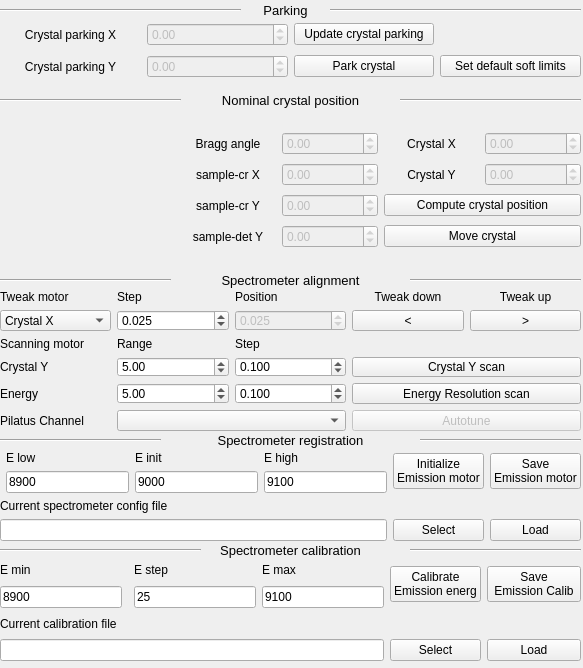
Old version of the form isstools/ui/ui_johann_spectrometer.ui in the repository NSLS-II-ISS/isstools.
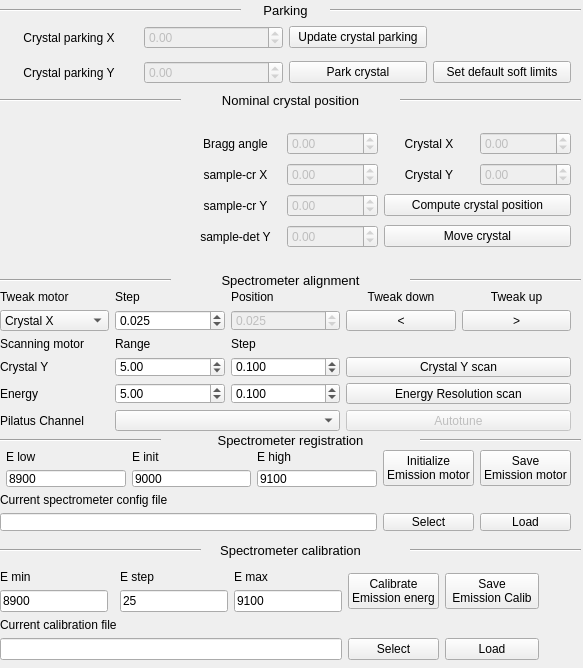
New version of the form.

What changed in the file:
```diff
--- a/isstools/ui/ui_johann_spectrometer.ui
+++ b/isstools/ui/ui_johann_spectrometer.ui
@@ -80,8 +80,8 @@
     <rect>
      <x>0</x>
      <y>20</y>
-     <width>581</width>
-     <height>61</height>
+     <width>571</width>
+     <height>71</height>
     </rect>
    </property>
    <layout class="QGridLayout" name="gridLayout_8">
@@ -193,9 +193,9 @@
   <widget class="QWidget" name="gridLayoutWidget_9">
    <property name="geometry">
     <rect>
-     <x>180</x>
+     <x>190</x>
      <y>130</y>
-     <width>401</width>
+     <width>381</width>
      <height>121</height>
     </rect>
    </property>
@@ -359,8 +359,8 @@
     <rect>
      <x>0</x>
      <y>450</y>
-     <width>581</width>
-     <height>91</height>
+     <width>571</width>
+     <height>81</height>
     </rect>
    </property>
    <layout class="QGridLayout" name="gridLayout_2">
@@ -530,7 +530,7 @@
     <rect>
      <x>0</x>
      <y>290</y>
-     <width>581</width>
+     <width>571</width>
      <height>141</height>
     </rect>
    </property>
@@ -932,12 +932,15 @@
    <property name="geometry">
     <rect>
      <x>0</x>
-     <y>560</y>
+     <y>570</y>
      <width>581</width>
-     <height>101</height>
+     <height>91</height>
     </rect>
    </property>
    <layout class="QGridLayout" name="gridLayout">
+    <property name="sizeConstraint">
+     <enum>QLayout::SetFixedSize</enum>
+    </property>
     <item row="0" column="2">
      <widget class="QLabel" name="label_22">
       <property name="text">
```
